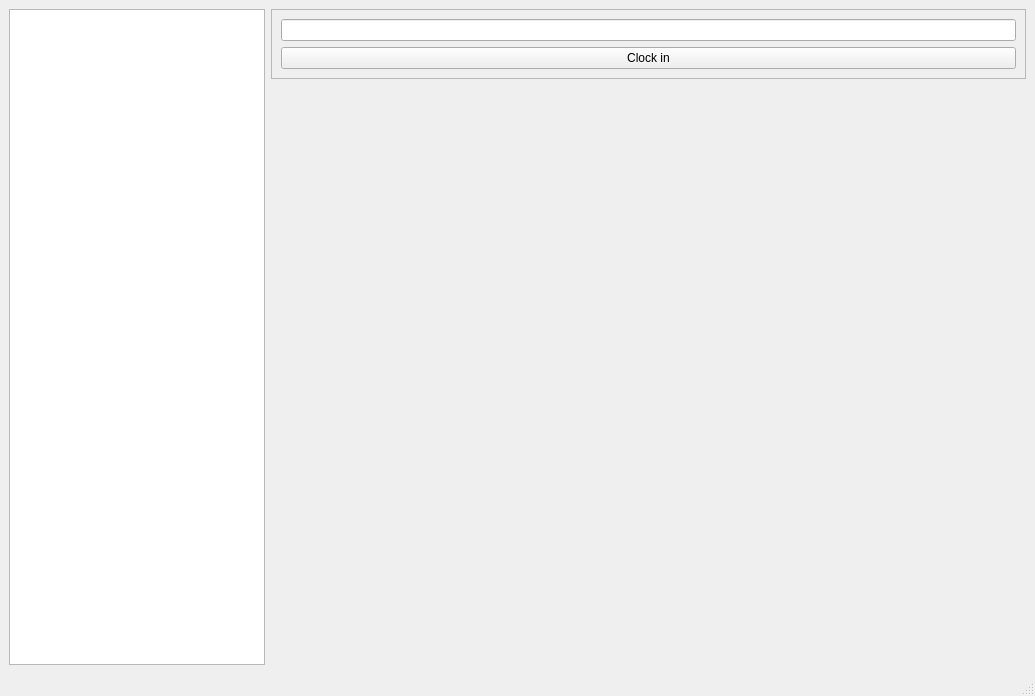
First picture: the form in Widgets/CentralWidget.ui, repository crueng/OpenTime, before the edit.
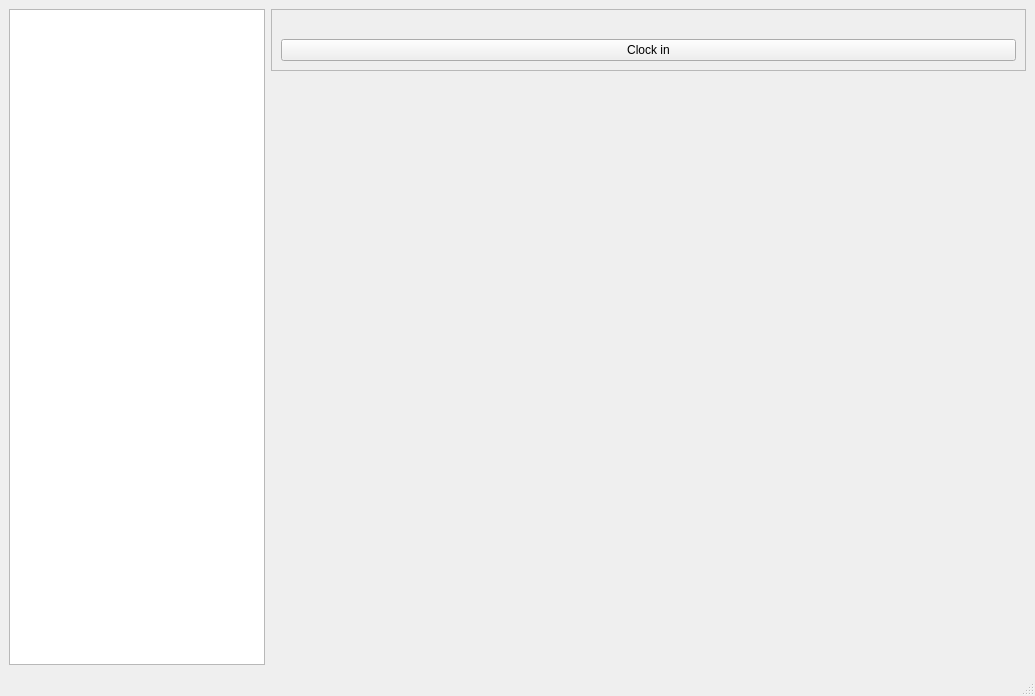
Second picture: the form after the edit.

```diff
--- a/Widgets/CentralWidget.ui
+++ b/Widgets/CentralWidget.ui
@@ -38,7 +38,11 @@
         </widget>
        </item>
        <item row="0" column="0">
-        <widget class="QLineEdit" name="time"/>
+        <widget class="QLabel" name="timeLabel">
+         <property name="text">
+          <string/>
+         </property>
+        </widget>
        </item>
       </layout>
      </widget>
```
